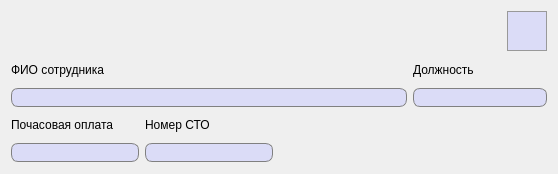
This is ViewEmployee.ui in FediiBohdan/TechService as Qt 5 draws it before an edit. The edited form follows.
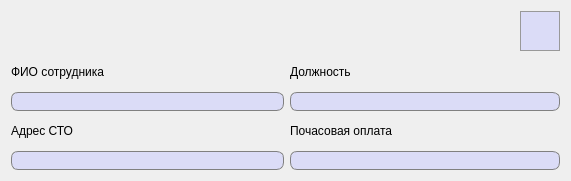
This is the edited form. Icons and pictures are not drawn.

Commit message: some fixes to Employees dialogs (still needed lots) + some other code revision

```diff
--- a/ViewEmployee.ui
+++ b/ViewEmployee.ui
@@ -6,8 +6,8 @@
    <rect>
     <x>0</x>
     <y>0</y>
-    <width>558</width>
-    <height>174</height>
+    <width>571</width>
+    <height>181</height>
    </rect>
   </property>
   <property name="windowTitle">
@@ -73,33 +73,24 @@
     <layout class="QGridLayout" name="gridLayout">
      <item row="0" column="3" colspan="2">
       <widget class="QLabel" name="label_2">
+       <property name="font">
+        <font>
+         <pointsize>9</pointsize>
+        </font>
+       </property>
        <property name="text">
         <string>Должность</string>
        </property>
       </widget>
      </item>
-     <item row="3" column="1">
-      <widget class="QLineEdit" name="serviceNumber">
-       <property name="font">
-        <font>
-         <pointsize>10</pointsize>
-        </font>
-       </property>
-       <property name="styleSheet">
-        <string notr="true">QLineEdit {
-	border: 1px solid gray;
-    border-radius: 7px;
-    background-color: #dbdcf7;
-	padding-left: 3px;
-}</string>
-       </property>
-       <property name="frame">
-        <bool>true</bool>
-       </property>
-      </widget>
-     </item>
      <item row="1" column="0" colspan="3">
       <widget class="QLineEdit" name="workerFMLname">
+       <property name="minimumSize">
+        <size>
+         <width>270</width>
+         <height>0</height>
+        </size>
+       </property>
        <property name="font">
         <font>
          <pointsize>10</pointsize>
@@ -116,9 +107,76 @@
        <property name="frame">
         <bool>true</bool>
        </property>
+       <property name="readOnly">
+        <bool>true</bool>
+       </property>
       </widget>
      </item>
-     <item row="3" column="0">
+     <item row="3" column="0" colspan="3">
+      <widget class="QLineEdit" name="serviceNumber">
+       <property name="font">
+        <font>
+         <pointsize>10</pointsize>
+        </font>
+       </property>
+       <property name="styleSheet">
+        <string notr="true">QLineEdit {
+	border: 1px solid gray;
+    border-radius: 7px;
+    background-color: #dbdcf7;
+	padding-left: 3px;
+}</string>
+       </property>
+       <property name="frame">
+        <bool>true</bool>
+       </property>
+       <property name="readOnly">
+        <bool>true</bool>
+       </property>
+      </widget>
+     </item>
+     <item row="1" column="3" colspan="2">
+      <widget class="QLineEdit" name="workerPosition">
+       <property name="minimumSize">
+        <size>
+         <width>270</width>
+         <height>0</height>
+        </size>
+       </property>
+       <property name="font">
+        <font>
+         <pointsize>10</pointsize>
+        </font>
+       </property>
+       <property name="styleSheet">
+        <string notr="true">QLineEdit {
+	border: 1px solid gray;
+    border-radius: 7px;
+    background-color: #dbdcf7;
+	padding-left: 3px;
+}</string>
+       </property>
+       <property name="frame">
+        <bool>true</bool>
+       </property>
+       <property name="readOnly">
+        <bool>true</bool>
+       </property>
+      </widget>
+     </item>
+     <item row="2" column="3" colspan="2">
+      <widget class="QLabel" name="label_3">
+       <property name="font">
+        <font>
+         <pointsize>9</pointsize>
+        </font>
+       </property>
+       <property name="text">
+        <string>Почасовая оплата</string>
+       </property>
+      </widget>
+     </item>
+     <item row="3" column="3" colspan="2">
       <widget class="QLineEdit" name="hourlyPayment">
        <property name="font">
         <font>
@@ -136,75 +194,35 @@
        <property name="frame">
         <bool>true</bool>
        </property>
+       <property name="readOnly">
+        <bool>true</bool>
+       </property>
       </widget>
      </item>
      <item row="0" column="0" colspan="3">
       <widget class="QLabel" name="label">
+       <property name="font">
+        <font>
+         <pointsize>9</pointsize>
+        </font>
+       </property>
        <property name="text">
         <string>ФИО сотрудника</string>
        </property>
       </widget>
      </item>
-     <item row="3" column="2">
-      <spacer name="horizontalSpacer_3">
-       <property name="orientation">
-        <enum>Qt::Horizontal</enum>
-       </property>
-       <property name="sizeHint" stdset="0">
-        <size>
-         <width>40</width>
-         <height>20</height>
-        </size>
-       </property>
-      </spacer>
-     </item>
-     <item row="2" column="1">
+     <item row="2" column="0" colspan="3">
       <widget class="QLabel" name="label_4">
-       <property name="text">
-        <string>Номер СТО</string>
-       </property>
-      </widget>
-     </item>
-     <item row="2" column="0">
-      <widget class="QLabel" name="label_3">
-       <property name="text">
-        <string>Почасовая оплата</string>
-       </property>
-      </widget>
-     </item>
-     <item row="1" column="3" colspan="2">
-      <widget class="QLineEdit" name="workerPosition">
        <property name="font">
         <font>
-         <pointsize>10</pointsize>
+         <pointsize>9</pointsize>
         </font>
        </property>
-       <property name="styleSheet">
-        <string notr="true">QLineEdit {
-	border: 1px solid gray;
-    border-radius: 7px;
-    background-color: #dbdcf7;
-	padding-left: 3px;
-}</string>
-       </property>
-       <property name="frame">
-        <bool>true</bool>
+       <property name="text">
+        <string>Адрес СТО</string>
        </property>
       </widget>
      </item>
-     <item row="3" column="3">
-      <spacer name="horizontalSpacer_2">
-       <property name="orientation">
-        <enum>Qt::Horizontal</enum>
-       </property>
-       <property name="sizeHint" stdset="0">
-        <size>
-         <width>40</width>
-         <height>20</height>
-        </size>
-       </property>
-      </spacer>
-     </item>
     </layout>
    </item>
   </layout>
```
Left out of the diff: 26 changed lines with no effect on the pictures. The commit also changes 19 other files.
